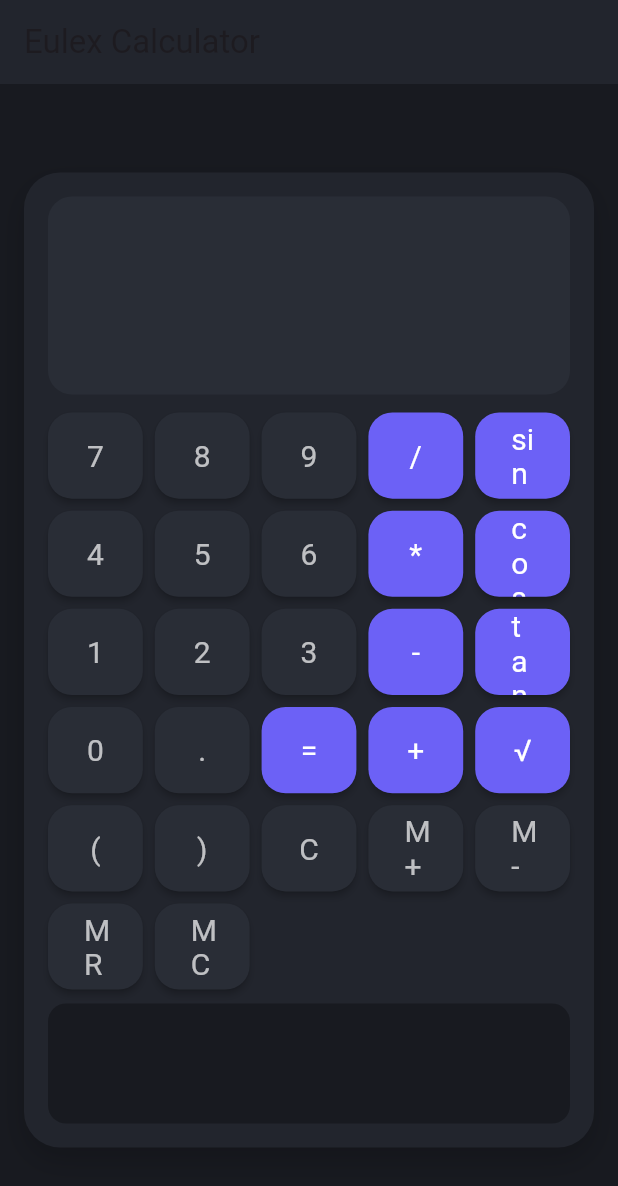
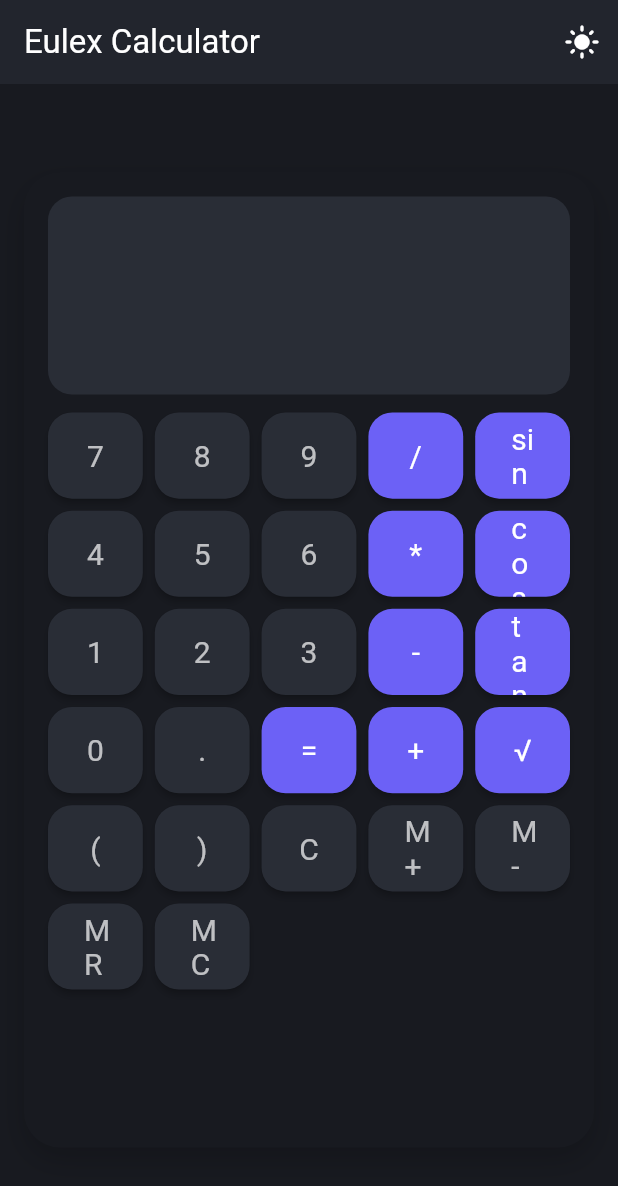
Before and after one commit to JayabrataBasu/eulex, a Flutter app: the screen it shows after launch, on a phone screen of 412 x 824 dp. Shown: the top 1186 px of the screen. Run offline on Flutter 3.47's test engine with Material 3 defaults, Android fonts, the light colour scheme and no system bars; our stand-ins replace math_expressions.

Commit message:
added themes

```diff
--- a/lib/calculator_button.dart
+++ b/lib/calculator_button.dart
@@ -4,12 +4,16 @@
   final String label;
   final VoidCallback onTap;
   final bool isOperator;
+  final Color backgroundColor;
+  final Color textColor;
 
   const CalculatorButton({
     super.key,
     required this.label,
     required this.onTap,
     this.isOperator = false,
+    required this.backgroundColor,
+    required this.textColor,
   });
 
   @override
@@ -17,19 +21,15 @@
     return ElevatedButton(
       onPressed: onTap,
       style: ElevatedButton.styleFrom(
-        backgroundColor: isOperator
-            ? const Color(0xFF6C61F6)
-            : const Color(0xFF292D36),
-        foregroundColor: isOperator
-            ? Colors.white
-            : Colors.white70,
+        backgroundColor: backgroundColor,
+        foregroundColor: textColor,
         shape: RoundedRectangleBorder(
           borderRadius: BorderRadius.circular(16),
         ),
         elevation: 2,
         textStyle: const TextStyle(fontSize: 20),
       ),
-      child: Text(label),
+      child: Text(label, style: TextStyle(color: textColor)),
     );
   }
 }
--- a/lib/main.dart
+++ b/lib/main.dart
@@ -2,27 +2,53 @@
 import 'package:math_expressions/math_expressions.dart';
 import 'calculator_button.dart';
 import 'calculator_engine.dart';
+import 'theme.dart';
 
 void main() {
   runApp(const MyApp());
 }
 
-class MyApp extends StatelessWidget {
+class MyApp extends StatefulWidget {
   const MyApp({super.key});
   @override
+  State<MyApp> createState() => _MyAppState();
+}
+
+class _MyAppState extends State<MyApp> {
+  CalculatorThemeMode _themeMode = CalculatorThemeMode.dark;
+
+  void _toggleTheme() {
+    setState(() {
+      _themeMode = CalculatorThemeMode.values[
+          (_themeMode.index + 1) % CalculatorThemeMode.values.length];
+    });
+  }
+
+  @override
   Widget build(BuildContext context) {
+    final theme = calculatorThemes[_themeMode]!;
     return MaterialApp(
       title: 'Eulex Calculator',
-      theme: ThemeData(
-        colorScheme: ColorScheme.fromSeed(seedColor: Colors.deepPurple),
+      theme: theme.themeData,
+      home: CalculatorPage(
+        onToggleTheme: _toggleTheme,
+        theme: theme,
+        themeMode: _themeMode,
       ),
-      home: const CalculatorPage(),
     );
   }
 }
 
 class CalculatorPage extends StatefulWidget {
-  const CalculatorPage({super.key});
+  final VoidCallback onToggleTheme;
+  final CalculatorTheme theme;
+  final CalculatorThemeMode themeMode;
+  const CalculatorPage({
+    super.key,
+    required this.onToggleTheme,
+    required this.theme,
+    required this.themeMode,
+  });
   @override
   State<CalculatorPage> createState() => _CalculatorPageState();
 }
@@ -90,18 +116,32 @@
 
   @override
   Widget build(BuildContext context) {
+    final theme = widget.theme;
     return Scaffold(
-      backgroundColor: const Color(0xFF181A20),
+      backgroundColor: theme.themeData.scaffoldBackgroundColor,
       appBar: AppBar(
         title: const Text('Eulex Calculator'),
-        backgroundColor: const Color(0xFF22252D),
+        backgroundColor: theme.themeData.appBarTheme.backgroundColor,
         elevation: 0,
+        actions: [
+          IconButton(
+            icon: Icon(
+              widget.themeMode == CalculatorThemeMode.dark
+                  ? Icons.light_mode
+                  : widget.themeMode == CalculatorThemeMode.light
+                      ? Icons.palette
+                      : Icons.dark_mode,
+            ),
+            tooltip: 'Switch Theme',
+            onPressed: widget.onToggleTheme,
+          ),
+        ],
       ),
       body: Center(
         child: Container(
           constraints: const BoxConstraints(maxWidth: 380, maxHeight: 650),
           decoration: BoxDecoration(
-            color: const Color(0xFF22252D),
+            color: theme.themeData.scaffoldBackgroundColor,
             borderRadius: BorderRadius.circular(24),
             boxShadow: [
               BoxShadow(
@@ -119,7 +159,7 @@
                 width: double.infinity,
                 padding: const EdgeInsets.all(16),
                 decoration: BoxDecoration(
-                  color: const Color(0xFF292D36),
+                  color: theme.displayBackground,
                   borderRadius: BorderRadius.circular(16),
                 ),
                 child: Column(
@@ -130,19 +170,19 @@
                       reverse: true,
                       child: Text(
                         _expression,
-                        style: const TextStyle(
+                        style: TextStyle(
                           fontSize: 28,
-                          color: Colors.white70,
+                          color: theme.buttonTextColor,
                         ),
                       ),
                     ),
                     const SizedBox(height: 8),
                     Text(
                       _result,
-                      style: const TextStyle(
+                      style: TextStyle(
                         fontSize: 36,
                         fontWeight: FontWeight.bold,
-                        color: Colors.white,
+                        color: theme.operatorTextColor,
                       ),
                     ),
                   ],
@@ -167,6 +207,12 @@
                       label: btn,
                       onTap: () => _onButtonPressed(btn),
                       isOperator: isOperator,
+                      backgroundColor: isOperator
+                          ? theme.operatorButtonBackground
+                          : theme.buttonBackground,
+                      textColor: isOperator
+                          ? theme.operatorTextColor
+                          : theme.buttonTextColor,
                     );
                   },
                 ),
@@ -176,7 +222,7 @@
               Container(
                 height: 80,
                 decoration: BoxDecoration(
-                  color: const Color(0xFF181A20),
+                  color: theme.historyBackground,
                   borderRadius: BorderRadius.circular(12),
                 ),
                 child: ListView.builder(
@@ -186,7 +232,9 @@
                     padding: const EdgeInsets.symmetric(horizontal: 12, vertical: 2),
                     child: Text(
                       _history[idx],
-                      style: const TextStyle(fontSize: 16, color: Colors.white54),
+                      style: TextStyle(
+                          fontSize: 16,
+                          color: theme.buttonTextColor.withOpacity(0.7)),
                     ),
                   ),
                 ),
--- /dev/null
+++ b/lib/theme.dart
@@ -0,0 +1,89 @@
+import 'package:flutter/material.dart';
+
+enum CalculatorThemeMode { dark, light, vibrant }
+
+class CalculatorTheme {
+  final ThemeData themeData;
+  final Color displayBackground;
+  final Color buttonBackground;
+  final Color operatorButtonBackground;
+  final Color buttonTextColor;
+  final Color operatorTextColor;
+  final Color historyBackground;
+
+  const CalculatorTheme({
+    required this.themeData,
+    required this.displayBackground,
+    required this.buttonBackground,
+    required this.operatorButtonBackground,
+    required this.buttonTextColor,
+    required this.operatorTextColor,
+    required this.historyBackground,
+  });
+}
+
+final calculatorThemes = {
+  CalculatorThemeMode.dark: CalculatorTheme(
+    themeData: ThemeData(
+      brightness: Brightness.dark,
+      colorScheme: ColorScheme.fromSeed(
+        seedColor: Color(0xFF6C61F6),
+        brightness: Brightness.dark,
+      ),
+      scaffoldBackgroundColor: Color(0xFF181A20),
+      appBarTheme: const AppBarTheme(
+        backgroundColor: Color(0xFF22252D),
+        foregroundColor: Colors.white,
+        elevation: 0,
+      ),
+    ),
+    displayBackground: const Color(0xFF292D36),
+    buttonBackground: const Color(0xFF292D36),
+    operatorButtonBackground: const Color(0xFF6C61F6),
+    buttonTextColor: Colors.white70,
+    operatorTextColor: Colors.white,
+    historyBackground: const Color(0xFF181A20),
+  ),
+  CalculatorThemeMode.light: CalculatorTheme(
+    themeData: ThemeData(
+      brightness: Brightness.light,
+      colorScheme: ColorScheme.fromSeed(
+        seedColor: Color(0xFF4CAF50),
+        brightness: Brightness.light,
+      ),
+      scaffoldBackgroundColor: Colors.white,
+      appBarTheme: const AppBarTheme(
+        backgroundColor: Color(0xFFEDEDED),
+        foregroundColor: Colors.black,
+        elevation: 0,
+      ),
+    ),
+    displayBackground: const Color(0xFFF5F5F5),
+    buttonBackground: const Color(0xFFE0E0E0),
+    operatorButtonBackground: const Color(0xFF4CAF50),
+    buttonTextColor: Colors.black87,
+    operatorTextColor: Colors.white,
+    historyBackground: const Color(0xFFF0F0F0),
+  ),
+  CalculatorThemeMode.vibrant: CalculatorTheme(
+    themeData: ThemeData(
+      brightness: Brightness.light,
+      colorScheme: ColorScheme.fromSeed(
+        seedColor: Color(0xFF1976D2),
+        brightness: Brightness.light,
+      ),
+      scaffoldBackgroundColor: const Color(0xFFFDF6F0),
+      appBarTheme: const AppBarTheme(
+        backgroundColor: Color(0xFF1976D2),
+        foregroundColor: Colors.white,
+        elevation: 0,
+      ),
+    ),
+    displayBackground: const Color(0xFFB3E5FC),
+    buttonBackground: const Color(0xFFFFF3E0),
+    operatorButtonBackground: const Color(0xFFFF9800),
+    buttonTextColor: Color(0xFF263238),
+    operatorTextColor: Colors.white,
+    historyBackground: const Color(0xFFFFF8E1),
+  ),
+};
```
